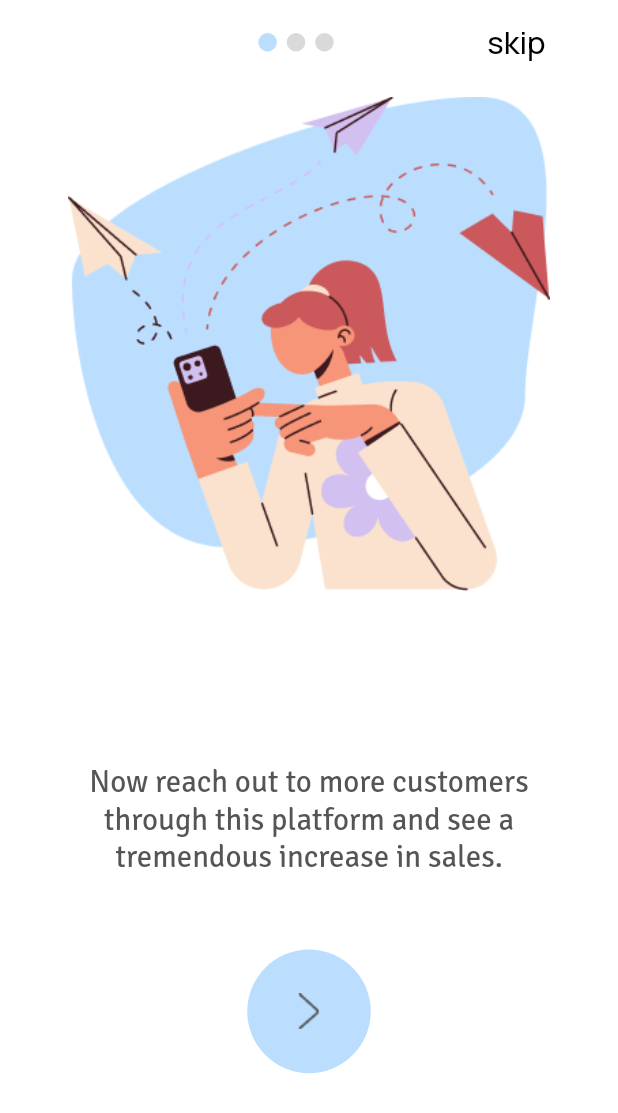
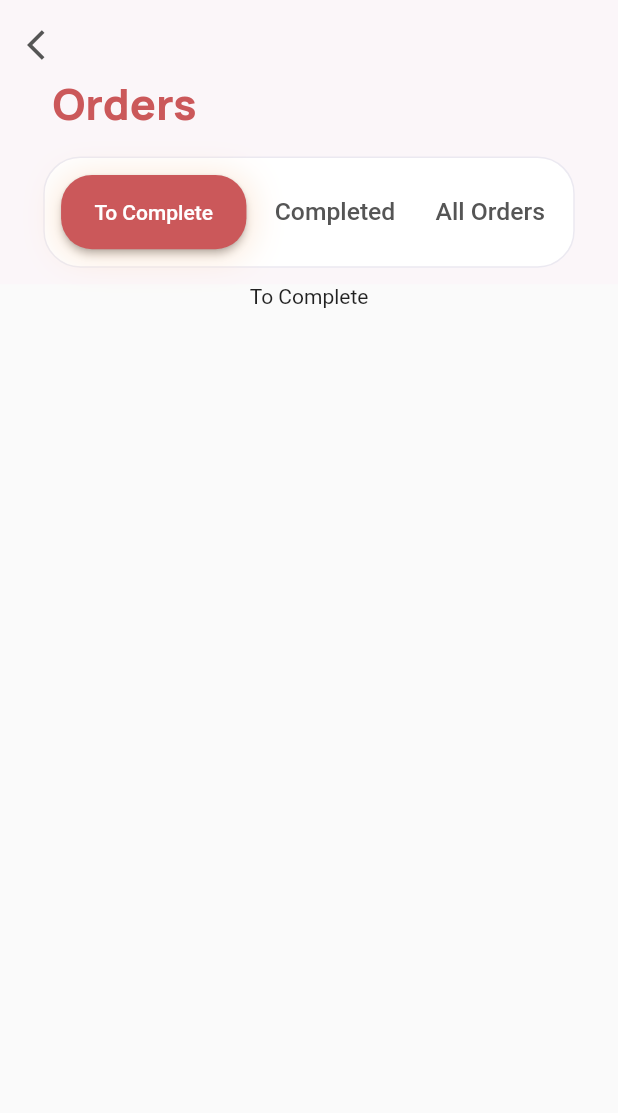
Before and after one commit to Aliza02/E-Vent-Vendor, a Flutter app: the screen it shows after launch, on a phone screen of 412 x 824 dp. Shown: the top 1113 px of the screen. Run offline on Flutter 3.47's test engine with Material 2 defaults, Android fonts, the phone set to English and light mode, and no system bars; our stand-ins replace dotted_border, flutter_slidable, flutter_svg, flutter_zoom_drawer, get, image_picker.

Commit message:
Order header UI complete

```diff
--- a/lib/controller/pagecontroller.dart
+++ b/lib/controller/pagecontroller.dart
@@ -9,6 +9,11 @@ class testController extends GetxController {
   RxInt imageIndex = 0.obs;
   List selectedImage = <File>[].obs;
 
+  // variables to active and deactive tabs of orders screen
+  RxBool toCompleteActive = true.obs;
+  RxBool completeActive = false.obs;
+  RxBool allOrdersActive = false.obs;
+
   RxBool EditServiceSelected = true.obs; // edit service button
   RxBool AddServiceSelected = false.obs; // Add service button
 
--- a/lib/main.dart
+++ b/lib/main.dart
@@ -1,4 +1,5 @@
 import 'package:eventually_vendor/screens/AddService/addService.dart';
+import 'package:eventually_vendor/screens/Orders/order_screens.dart';
 import 'package:eventually_vendor/screens/drawer/drawerScreen.dart';
 import 'package:eventually_vendor/screens/forgot_password.dart';
 import 'package:eventually_vendor/screens/login.dart';
@@ -79,21 +80,14 @@ class MyApp extends StatelessWidget {
           transition: Transition.leftToRightWithFade,
           transitionDuration: const Duration(milliseconds: 500),
         ),
+        GetPage(
+          name: '/order',
+          page: () => Orders(),
+          transition: Transition.leftToRightWithFade,
+          transitionDuration: const Duration(milliseconds: 500),
+        ),
       ],
-
-      initialRoute: '/onboard',
-      // routes: {
-      //   '/onboard': (context) => onboard(),
-      //   '/login': (context) => login(),
-      //   '/signup': (context) => signup(),
-      //   '/otpverification': (context) => otp_verification(),
-      //   '/signup_business': (context) => signup_business(),
-      //   '/forgotpassword': (context) => forgotPassword(),
-      //   '/passwordReset': (context) => passwrordReset(),
-      //   '/addService': (context) => AddService(),
-      //   '/drawer': (context) => drawerScreen(),
-      //   '/editservice': (context) => EditServiceForm(),
-      // },
+      initialRoute: '/order',
     );
   }
 }
--- /dev/null
+++ b/lib/screens/Orders/allOrders.dart
@@ -0,0 +1,10 @@
+import 'package:flutter/material.dart';
+
+class All_orders extends StatelessWidget {
+  const All_orders({super.key});
+
+  @override
+  Widget build(BuildContext context) {
+    return Text('All Orders');
+  }
+}
--- /dev/null
+++ b/lib/screens/Orders/complete_order.dart
@@ -0,0 +1,10 @@
+import 'package:flutter/material.dart';
+
+class complete_order extends StatelessWidget {
+  const complete_order({super.key});
+
+  @override
+  Widget build(BuildContext context) {
+    return const Text('complete');
+  }
+}
--- /dev/null
+++ b/lib/screens/Orders/order_screens.dart
@@ -0,0 +1,41 @@
+import 'package:eventually_vendor/controller/pagecontroller.dart';
+import 'package:eventually_vendor/screens/Orders/to_complete_orders.dart';
+import 'package:flutter/material.dart';
+import 'package:get/get.dart';
+import '../../widget/Orders/order_header.dart';
+import 'allOrders.dart';
+import 'complete_order.dart';
+
+class Orders extends StatelessWidget {
+  Orders({super.key});
+
+  final pagecontroller = Get.put(testController());
+
+  @override
+  Widget build(BuildContext context) {
+    return SafeArea(
+      child: Scaffold(
+        body: Column(
+          children: [
+            order_header(),
+            Obx(
+              () => pagecontroller.toCompleteActive.value == true
+                  ? const toComplete()
+                  : Container(),
+            ),
+            Obx(
+              () => pagecontroller.completeActive.value == true
+                  ? complete_order()
+                  : Container(),
+            ),
+            Obx(
+              () => pagecontroller.allOrdersActive.value == true
+                  ? All_orders()
+                  : Container(),
+            ),
+          ],
+        ),
+      ),
+    );
+  }
+}
--- /dev/null
+++ b/lib/screens/Orders/to_complete_orders.dart
@@ -0,0 +1,10 @@
+import 'package:flutter/material.dart';
+
+class toComplete extends StatelessWidget {
+  const toComplete({super.key});
+
+  @override
+  Widget build(BuildContext context) {
+    return const Text('To Complete');
+  }
+}
--- a/lib/widget/AddEditServices/deleteConfirmDialogButton.dart
+++ b/lib/widget/AddEditServices/deleteConfirmDialogButton.dart
@@ -4,8 +4,8 @@ import 'package:get/get.dart';
 import '../../constants/colors.dart';
 
 class dialogButton extends StatelessWidget {
-  Color buttonColor;
-  String buttonTitle;
+  final Color buttonColor;
+  final String buttonTitle;
   dialogButton(
       {super.key, required this.buttonColor, required this.buttonTitle});
 
--- a/lib/widget/AddEditServices/deleteConfirmationDialogText.dart
+++ b/lib/widget/AddEditServices/deleteConfirmationDialogText.dart
@@ -3,10 +3,10 @@ import '../../constants/colors.dart';
 import '../../constants/font.dart';
 
 class dialog_Text extends StatelessWidget {
-  String text;
-  double fontSize;
-  FontWeight fontWeight;
-  Color textColor;
+  final String text;
+  final double fontSize;
+  final FontWeight fontWeight;
+  final Color textColor;
   dialog_Text(
       {super.key,
       required this.text,
--- /dev/null
+++ b/lib/widget/Orders/active_tab.dart
@@ -0,0 +1,42 @@
+import 'package:flutter/material.dart';
+import 'package:get/get.dart';
+
+import '../../constants/colors.dart';
+
+class active_tab extends StatelessWidget {
+  final String title;
+
+  const active_tab({
+    super.key,
+    required this.title,
+  });
+
+  @override
+  Widget build(BuildContext context) {
+    return Container(
+      width: Get.width * 0.3,
+      height: Get.height * 0.06,
+      decoration: BoxDecoration(
+        borderRadius: BorderRadius.circular(15.0),
+        boxShadow: const [
+          BoxShadow(
+            color: AppColors.orangeLight,
+            spreadRadius: 0.5,
+            blurRadius: 20,
+            offset: Offset(0, 3), // changes position of shadow
+          ),
+        ],
+      ),
+      child: ElevatedButton(
+        style: ElevatedButton.styleFrom(
+          backgroundColor: AppColors.pink,
+          shape: RoundedRectangleBorder(
+            borderRadius: BorderRadius.circular(Get.width * 0.05),
+          ),
+        ),
+        onPressed: () {},
+        child: Text(title),
+      ),
+    );
+  }
+}
--- /dev/null
+++ b/lib/widget/Orders/inactive_tab.dart
@@ -0,0 +1,24 @@
+import 'package:flutter/material.dart';
+import 'package:get/get.dart';
+
+import '../../constants/colors.dart';
+
+class inactive_tab extends StatelessWidget {
+  final String title;
+  final Function activeTab;
+  inactive_tab({super.key, required this.title, required this.activeTab});
+
+  @override
+  Widget build(BuildContext context) {
+    return TextButton(
+      onPressed: () => activeTab(),
+      child: Text(
+        title,
+        style: TextStyle(
+          color: AppColors.grey,
+          fontSize: Get.width * 0.04,
+        ),
+      ),
+    );
+  }
+}
--- /dev/null
+++ b/lib/widget/Orders/order_header.dart
@@ -0,0 +1,113 @@
+import 'package:eventually_vendor/controller/pagecontroller.dart';
+import 'package:flutter/material.dart';
+import 'package:get/get.dart';
+import '../../constants/colors.dart';
+import 'active_tab.dart';
+import 'inactive_tab.dart';
+import 'order_heading.dart';
+
+class order_header extends StatelessWidget {
+  order_header({super.key});
+
+  final pagecontroller = Get.put(testController());
+
+  //function to active tabs on order screen
+
+  @override
+  Widget build(BuildContext context) {
+    return Stack(
+      children: [
+        Container(
+          height: Get.height * 0.23,
+          decoration: BoxDecoration(
+            color: AppColors.appBar.withOpacity(0.2),
+          ),
+        ),
+        Column(
+          crossAxisAlignment: CrossAxisAlignment.center,
+          children: [
+            Container(
+              alignment: Alignment.topLeft,
+              height: Get.height * 0.035,
+              margin: EdgeInsets.all(10.0),
+              child: IconButton(
+                alignment: Alignment.topLeft,
+                onPressed: () {},
+                icon: const Icon(
+                  Icons.arrow_back_ios,
+                  color: AppColors.grey,
+                ),
+              ),
+            ),
+            Container(
+              alignment: Alignment.topLeft,
+              margin: EdgeInsets.symmetric(horizontal: Get.width * 0.085),
+              child: order_heading(
+                title: 'Orders',
+              ),
+            ),
+            Container(
+              margin: EdgeInsets.only(top: Get.height * 0.02),
+              width: Get.width * 0.86,
+              height: Get.height * 0.09,
+              decoration: BoxDecoration(
+                color: Colors.white,
+                borderRadius: BorderRadius.circular(Get.width * 0.06),
+                border: Border.all(
+                  color: AppColors.googleButtonBorder,
+                  width: 1.0,
+                ),
+              ),
+              child: Obx(
+                () => Row(
+                  mainAxisAlignment: MainAxisAlignment.spaceEvenly,
+                  children: [
+                    pagecontroller.toCompleteActive.value == true
+                        ? const active_tab(
+                            title: 'To Complete',
+                          )
+                        : inactive_tab(
+                            title: 'To Complete',
+                            activeTab: () {
+                              pagecontroller.toCompleteActive.value = true;
+                              pagecontroller.completeActive.value = false;
+                              pagecontroller.allOrdersActive.value = false;
+                              // activeTab();
+                            },
+                          ),
+                    pagecontroller.completeActive.value == true
+                        ? const active_tab(
+                            title: 'Completed',
+                          )
+                        : inactive_tab(
+                            title: 'Completed',
+                            activeTab: () {
+                              pagecontroller.completeActive.value = true;
+                              pagecontroller.allOrdersActive.value = false;
+                              pagecontroller.toCompleteActive.value = false;
+                              // activeTab();
+                            },
+                          ),
+                    pagecontroller.allOrdersActive.value == true
+                        ? const active_tab(
+                            title: 'All Orders',
+                          )
+                        : inactive_tab(
+                            title: 'All Orders',
+                            activeTab: () {
+                              pagecontroller.allOrdersActive.value = true;
+                              pagecontroller.completeActive.value = false;
+                              pagecontroller.toCompleteActive.value = false;
+                              // activeTab();
+                            },
+                          ),
+                  ],
+                ),
+              ),
+            ),
+          ],
+        )
+      ],
+    );
+  }
+}
--- /dev/null
+++ b/lib/widget/Orders/order_heading.dart
@@ -0,0 +1,26 @@
+import 'package:flutter/material.dart';
+import 'package:flutter/src/widgets/framework.dart';
+import 'package:flutter/src/widgets/placeholder.dart';
+import 'package:get/get.dart';
+
+import '../../constants/colors.dart';
+import '../../constants/font.dart';
+
+class order_heading extends StatelessWidget {
+  final String title;
+
+  order_heading({super.key, required this.title});
+
+  @override
+  Widget build(BuildContext context) {
+    return Text(
+      title,
+      style: TextStyle(
+        color: AppColors.pink,
+        fontSize: Get.width * 0.07,
+        fontFamily: AppFonts.manrope,
+        fontWeight: AppFonts.extraBold,
+      ),
+    );
+  }
+}
```
